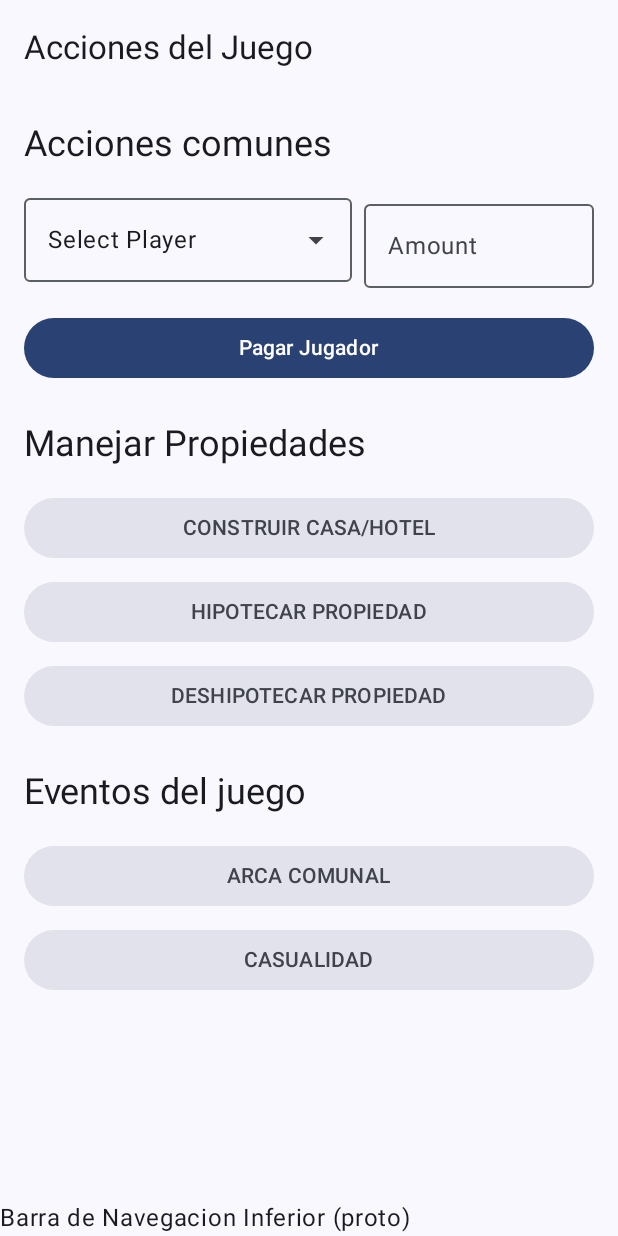
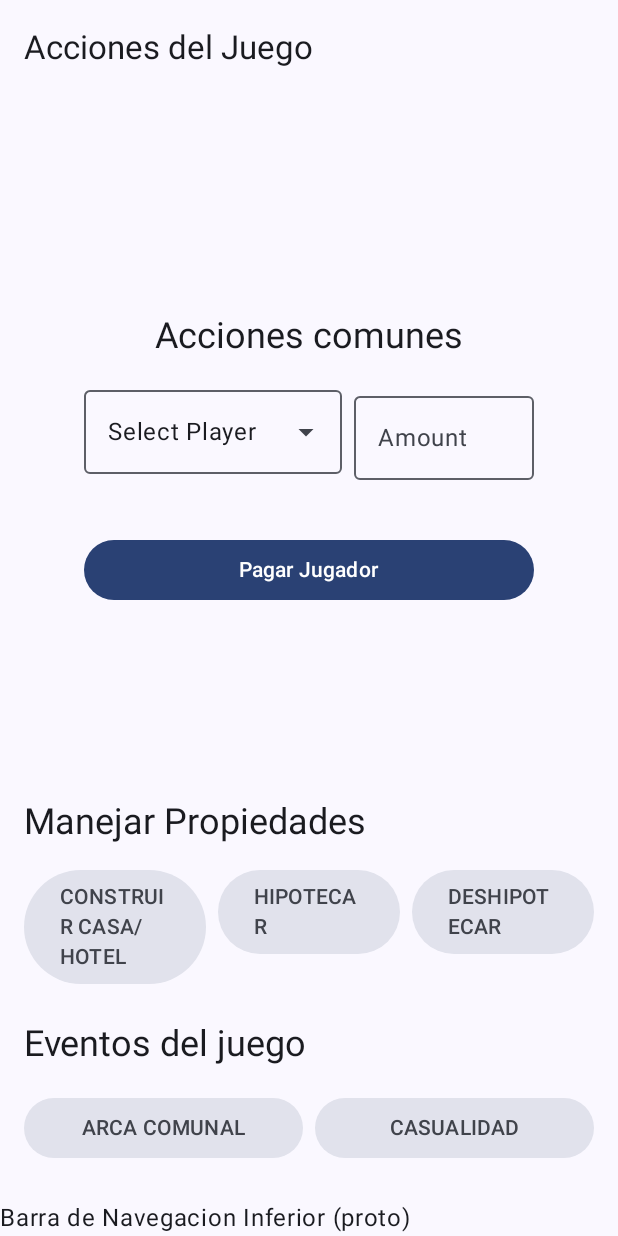
Before and after one commit to IntroNuevasPlataformas-2025/monopoly-frontend-android, an Android app built with Jetpack Compose: the ActionsScreen screen opened through its navigation route, after a tap on "Pagar Jugador", on a phone screen of 412 x 824 dp. Run offline under Robolectric (Android 15) with nearby library versions, the phone set to English and light mode, and no system bars.

Commit message:
Refactor de animación de éxito y rediseño de ActionsScreen
- Se reemplazó la animación de círculo por una secuencia más estilizada con gradiente radial y efectos combinados.
- Se reorganizó ActionsScreen para mejorar la distribución vertical, agrupar botones en Row y limitar el ancho en pantallas grandes.

```diff
--- a/app/src/main/java/com/fabrik12/monopolyappwallet/ui/ActionsScreen.kt
+++ b/app/src/main/java/com/fabrik12/monopolyappwallet/ui/ActionsScreen.kt
@@ -6,10 +6,12 @@ import androidx.compose.foundation.layout.Box
 import androidx.compose.foundation.layout.Column
 import androidx.compose.foundation.layout.Row
 import androidx.compose.foundation.layout.Spacer
+import androidx.compose.foundation.layout.fillMaxHeight
 import androidx.compose.foundation.layout.fillMaxSize
 import androidx.compose.foundation.layout.fillMaxWidth
 import androidx.compose.foundation.layout.height
 import androidx.compose.foundation.layout.padding
+import androidx.compose.foundation.layout.widthIn
 import androidx.compose.foundation.rememberScrollState
 import androidx.compose.foundation.verticalScroll
 import androidx.compose.material3.Button
@@ -37,11 +39,6 @@ import androidx.compose.ui.unit.dp
 @OptIn(ExperimentalMaterial3Api::class) // TopBar y Scaffold
 @Composable
 fun ActionsScreen() {
-    // Estado para el dialogo de confirmacion
-    var showAnimation by remember { mutableStateOf(false) }
-
-    // CAMBIO: Envolver en un box para superponer
-    Box(modifier = Modifier.fillMaxSize()) {
         Scaffold(
             topBar = {
                 // BarraSuperior (TopAppBar)
@@ -57,48 +54,81 @@ fun ActionsScreen() {
                 modifier = Modifier
                     .padding(innerPadding)
                     .padding(horizontal = 16.dp)
-                    .verticalScroll(rememberScrollState())
+                    .fillMaxHeight(),
+                horizontalAlignment = Alignment.CenterHorizontally
             ) {
+                Spacer(modifier = Modifier.weight(1f)) // Resorte superior
+
+                // --- Seccion de Acciones Comunes ---
                 Text(
                     text = "Acciones comunes",
                     style = MaterialTheme.typography.headlineSmall,
                     modifier = Modifier.padding(vertical = 16.dp)
                 )
-
+                Box(
+                    contentAlignment = Alignment.Center
+                ) {
+                    // Estado para el dialogo de confirmacion
+                    var showAnimation by remember { mutableStateOf(false) }
+                    Column(
+                        modifier = Modifier.widthIn(max = 300.dp),
+                        horizontalAlignment = Alignment.CenterHorizontally
+                    ) {
                         // Form para Pagar a Jugador
                         PayPlayerForm(onPayClicked = {
                             showAnimation = true
                         })
+                    }
 
-                Spacer(modifier = Modifier.height(24.dp)) // Espacio entre secciones
+                    // NUEVO: Animacion de exito
+                    TransactionSuccessAnimation(
+                        visible = showAnimation,
+                        onAnimationFinished = {
+                            showAnimation = false // <- Animation finished
+                        },
+                        modifier = Modifier
+                            .align(Alignment.BottomCenter)
+                            .padding(bottom = 15.dp) // Ajuste para centrarlo en Spacer
+                    )
+                }
 
+
+                // --- Resorte Intermedio ---
+                // Se expande para tomar todo el espacio sobrante
+                Spacer(modifier = Modifier.weight(1f)) // Espacio entre secciones
+
+                // Botones secundarios
+                Column(
+                    modifier = Modifier.widthIn(max = 400.dp),
+                ){
                     Text(
                         text = "Manejar Propiedades",
                         style = MaterialTheme.typography.headlineSmall,
                         modifier = Modifier.padding(bottom = 16.dp)
                     )
 
-                Column(
-                    verticalArrangement = Arrangement.spacedBy(8.dp)
+                    Row(
+                        horizontalArrangement = Arrangement.spacedBy(8.dp)
                     ) {
-                    SecondaryActionButton(text = "Construir Casa/Hotel") {
+                        SecondaryActionButton(
+                            text = "Construir Casa/Hotel",
+                            onClick = {
                                 Log.d(
                                     "ActionsScreen",
-                            "Boton presionado: CONSTRUIR CASA"
+                                    "Boton presionado: CONSTRUIR CASA/HOTEL"
+                                )},
+                            modifier = Modifier.weight(1f)
                         )
-                    }
-                    SecondaryActionButton(text = "Hipotecar Propiedad") {
-                        Log.d(
-                            "ActionsScreen",
-                            "Boton presionado: HIPOTECAR PROPIEDAD"
+                        SecondaryActionButton(
+                            text = "Hipotecar",
+                            onClick = { Log.d("ActionsScreen", "Boton presionado: HIPOTECAR")},
+                            modifier = Modifier.weight(1f)
                         )
-                    }
-                    SecondaryActionButton(text = "Deshipotecar Propiedad") {
-                        Log.d(
-                            "ActionsScreen",
-                            "Boton presionado: DESHIPOTECAR PROPIEDAD"
+                        SecondaryActionButton(
+                            text = "Deshipotecar",
+                            onClick = { Log.d("ActionsScreen", "Boton presionado: DESHIPOTECAR")},
+                            modifier = Modifier.weight(1f)
                         )
-                    }
                     }
 
                     Spacer(modifier = Modifier.height(24.dp)) // Espacio entre secciones
@@ -109,36 +139,28 @@ fun ActionsScreen() {
                         modifier = Modifier.padding(bottom = 16.dp)
                     )
 
-                Column(
-                    verticalArrangement = Arrangement.spacedBy(8.dp)
+                    Row(
+                        horizontalArrangement = Arrangement.spacedBy(8.dp)
                     ) {
-                    SecondaryActionButton(text = "Arca comunal") {
-                        Log.d(
-                            "ActionsScreen",
-                            "Boton presionado: ARCA COMUNAL"
+                        SecondaryActionButton(
+                            text = "Arca Comunal",
+                            onClick = { Log.d("ActionsScreen", "Boton presionado: ARCA COMUNAL")},
+                            modifier = Modifier.weight(1f)
                         )
-                    }
-                    SecondaryActionButton(text = "Casualidad") {
-                        Log.d(
-                            "ActionsScreen",
-                            "Boton presionado: CASUALIDAD"
+                        SecondaryActionButton(
+                            text = "Casualidad",
+                            onClick = { Log.d("ActionsScreen", "Boton presionado: CASUALIDAD")},
+                            modifier = Modifier.weight(1f)
                         )
                     }
                 }
 
-                Spacer(modifier = Modifier.height(16.dp)) // Espacio final
+
+                Spacer(modifier = Modifier.height(24.dp)) // Espacio final
 
             }
         }
 
-        // NUEVO: Animacion de exito
-        TransactionSuccessAnimation(
-            visible = showAnimation,
-            onAnimationFinished = {
-                showAnimation = false // <- Animation finished
-            },
-        )
-    }
 }
 
 @OptIn(ExperimentalMaterial3Api::class)
@@ -149,7 +171,7 @@ fun PayPlayerForm(
     var selectedPlayer by remember { mutableStateOf("Select Player") }
     var amount by remember { mutableStateOf("")}
     var isDropdownExpanded by remember { mutableStateOf(false) }
-    val players = listOf("Plater 2", "Player 3", "The Banker") // Datos de ejemplo
+    val players = listOf("Player 2", "Player 3", "The Banker") // Datos de ejemplo
 
     Row(
         modifier = Modifier.fillMaxWidth(),
@@ -192,7 +214,7 @@ fun PayPlayerForm(
         )
     }
 
-    Spacer(modifier = Modifier.height(16.dp))
+    Spacer(modifier = Modifier.height(36.dp))
 
     // Boton principal
     Button(
@@ -212,10 +234,14 @@ fun PayPlayerForm(
  Componente para botones secundarios (reutilizable)
  */
 @Composable
-fun SecondaryActionButton(text: String, onClick: () -> Unit) {
+fun SecondaryActionButton(
+    text: String,
+    onClick: () -> Unit,
+    modifier: Modifier = Modifier
+) {
     Button(
         onClick = onClick,
-        modifier = Modifier.fillMaxWidth(),
+        modifier = modifier,
         // Colores de tema adaptables
         colors = ButtonDefaults.buttonColors(
             containerColor = MaterialTheme.colorScheme.surfaceVariant,
--- a/app/src/main/java/com/fabrik12/monopolyappwallet/ui/TransactionSuccessAnimation.kt
+++ b/app/src/main/java/com/fabrik12/monopolyappwallet/ui/TransactionSuccessAnimation.kt
@@ -4,16 +4,22 @@ import androidx.compose.animation.core.Animatable
 import androidx.compose.animation.core.tween
 import androidx.compose.foundation.Canvas
 import androidx.compose.foundation.layout.fillMaxSize
+import androidx.compose.foundation.layout.size
 import androidx.compose.runtime.Composable
 import androidx.compose.runtime.LaunchedEffect
 import androidx.compose.runtime.remember
 import androidx.compose.ui.Modifier
+import androidx.compose.ui.graphics.Brush
 import androidx.compose.ui.graphics.Color
+import androidx.compose.ui.graphics.PaintingStyle.Companion.Stroke
+import androidx.compose.ui.graphics.drawscope.Stroke
 import androidx.compose.ui.tooling.preview.Preview
 import kotlinx.coroutines.delay
 import kotlinx.coroutines.launch
+import androidx.compose.ui.graphics.graphicsLayer
+import androidx.compose.ui.unit.dp
 
-var SuccessGreen = Color(0xFF4CAF50)
+var SuccessGreen = Color(0x67FF6B)
 
 /**
  * Composable que muestra animacion de exito (circulo verde que se expande y desvanece).
@@ -31,7 +37,9 @@ fun TransactionSuccessAnimation(
     // Valores para la animacion
     // 'scale' y 'alpha' se usan para controlar el tamaño y opacidad del circulo
     val scale = remember { Animatable(0f) }
+    val verticalOffset = remember { Animatable(0f) }
     val alpha = remember { Animatable(1f) }
+    val gradientStop = remember { Animatable(0f) } // 0.5f = Sólido, 1f = Borde
 
     // Lanzar efecto cada vez que visible cambia
     LaunchedEffect(visible) {
@@ -39,55 +47,65 @@ fun TransactionSuccessAnimation(
             // Resetear valores iniciales
             scale.snapTo(0f)
             alpha.snapTo(1f)
+            verticalOffset.snapTo(0f)
+            gradientStop.snapTo(0f) // Empezar solido
 
-            // Al iniciar animacion de expansion
-            launch {
-                scale.animateTo(
-                    targetValue = 1f,
-                    animationSpec = tween(durationMillis = 400) // 0.4 segundos de expandido
-                )
-            }
+            // --- Etapa 1: "Punto" (350ms) ---
+            scale.animateTo(0.3f, tween(150))
+            delay(350) // Sostener un instante
 
-            // Al terminar animacion de expansion, iniciar desvanecimiento
-            launch {
-                delay(300)
-                alpha.animateTo(
-                    targetValue = 0f,
-                    animationSpec = tween(durationMillis = 300) // 0.3 segundos de desvanecimiento
-                )
-            }
+            // --- Etapa 2: "Descenso y Encogimiento" (300ms) ---
+            launch { verticalOffset.animateTo(20f, tween(400)) } // Descenso controlado
+            scale.animateTo(0.15f, tween(400)) // Se encoge aún más
+            delay(400) // Esperar a que termine
 
-            // Esperar antes de resetear el estado 'visible'
-            delay(600)
-            onAnimationFinished()
+            // --- Etapa 3: "Onda" (600ms) ---
+            // Cambiar desde estado 0.1f, ocurre la metamorfosis
+            launch { scale.animateTo(8f, tween(600)) } // Expansión masiva
+            launch { alpha.animateTo(0f, tween(600)) } // Desvanecimiento
+            // La "onda": el anillo verde viaja hacia afuera
+            gradientStop.animateTo(1.0f, tween(600))
+
+
+            // fin
+            delay(500)
+            onAnimationFinished() // NOtificar fin de animacion
         }
     }
 
     // Logica para dibujar el circulo
-    Canvas(modifier = modifier.fillMaxSize()) {
-        if (scale.value > 0f) { // Solo dibujar si es visible
-            drawCircle(
-                color = SuccessGreen,
-                // Radio basado en el tamanio del Canvas
-                radius = size.minDimension / 2 * scale.value,
-                center = center,
-                // Aplicar transparencia animada
-                alpha = alpha.value
+    Canvas(
+        modifier = modifier
+            .size(100.dp)
+            .graphicsLayer(
+                scaleX = scale.value,
+                scaleY = scale.value,
+                translationY = verticalOffset.value,
+                alpha = alpha.value // El alfa maestro controla el desvanecimiento
             )
-        }
+    ) {
+        val radius = size.minDimension / 2
+        val currentStop = gradientStop.value // El valor animado de la "onda"
+
+        // Circulo Solido
+        drawCircle(
+            brush = Brush.radialGradient(
+                // Lista de paradas de color (color y posición)
+                0.0f to SuccessGreen.copy(alpha = 1f - currentStop), // El centro se vuelve transparente
+                (currentStop * 0.5f) to SuccessGreen, // Anillo verde
+                (currentStop * 0.9f).coerceAtLeast(0.01f) to SuccessGreen, // Anillo verde (más sólido)
+                (currentStop).coerceAtLeast(0.02f) to SuccessGreen.copy(alpha = 0.5f), // Borde difuso
+                1.0f to Color.Transparent, // Borde exterior con "blur"
+                radius = radius
+            ),
+            radius = radius
+        )
     }
 }
 
-@Preview(showBackground = true)
+// --- Preview (Solo para referencia) ---
+@androidx.compose.ui.tooling.preview.Preview(showBackground = true)
 @Composable
 fun TransactionSuccessAnimationPreview() {
-    // Estado intermedio para previsualizar la animacion
-    Canvas(modifier = Modifier.fillMaxSize()) {
-        drawCircle(
-            color = SuccessGreen,
-            radius = size.minDimension / 2 * 0.5f, // Mitad de tamaño
-            center = center,
-            alpha = 0.8f // Ligeramente transparente
-        )
-    }
+    TransactionSuccessAnimation(visible = true, onAnimationFinished = {})
 }
```
Lines whose indentation alone changed are shown as unchanged.
